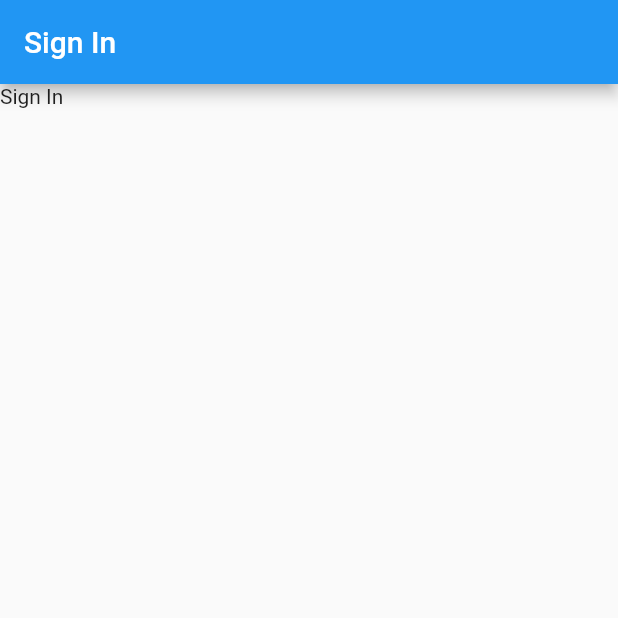
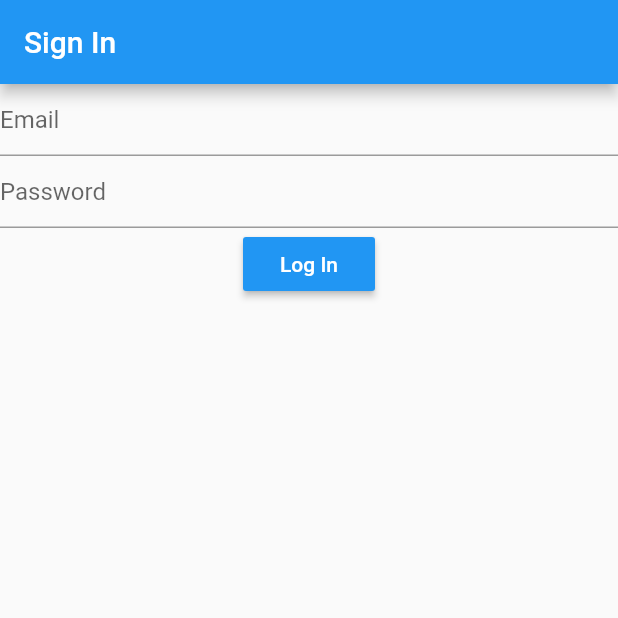
Before and after one commit to trevorpendarvis/unknownplaces, a Flutter app: the screen it shows after launch, on a phone screen of 412 x 824 dp, the top half of it. Run offline on Flutter 3.47's test engine with Material 2 defaults, Android fonts, the phone set to English and light mode, and no system bars.

```diff
--- a/lib/screens/signin_screen.dart
+++ b/lib/screens/signin_screen.dart
@@ -24,7 +24,37 @@ class SignInState extends State<SignInScreen> {
       appBar: AppBar(
         title: Text("Sign In"),
       ),
-      body: Text("Sign In"),
+      body: Form(
+        key: formKey,
+        child: Column(
+          children: [
+            TextFormField(
+              decoration: InputDecoration(hintText: 'Email'),
+              keyboardType: TextInputType.emailAddress,
+              autocorrect: false,
+              validator: con.validEmail,
+              onSaved: con.onSavedEmail,
+            ),
+            TextFormField(
+              decoration: InputDecoration(hintText: 'Password'),
+              autocorrect: false,
+              obscureText: true,
+              validator: con.validPassword,
+              onSaved: con.onSavedPassword,
+            ),
+            RaisedButton(
+              child: Text(
+                "Log In",
+                style: TextStyle(
+                  color: Colors.white,
+                ),
+              ),
+              onPressed: con.signIn,
+              color: Colors.blue,
+            ),
+          ],
+        ),
+      ),
     );
   }
 }
@@ -32,4 +62,40 @@ class SignInState extends State<SignInScreen> {
 class Controller {
   SignInState state;
   Controller(this.state);
+  String email;
+  String password;
+
+  void signIn() {
+    if (!state.formKey.currentState.validate()) {
+      return;
+    } else {
+      state.formKey.currentState.save();
+      print("Email: $email");
+      print("Password: $password");
+    }
+  }
+
+  String validEmail(String value) {
+    if (value.contains('@') && value.contains('.')) {
+      return null;
+    } else {
+      return 'Not a Valid email';
+    }
+  }
+
+  void onSavedEmail(String value) {
+    this.email = value;
+  }
+
+  String validPassword(String value) {
+    if (value.length >= 4) {
+      return null;
+    } else {
+      return 'Min char 4';
+    }
+  }
+
+  void onSavedPassword(String value) {
+    this.password = value;
+  }
 }
--- a/pubspec.yaml
+++ b/pubspec.yaml
@@ -23,6 +23,8 @@ environment:
 dependencies:
   flutter:
     sdk: flutter
+  firebase_core: ^0.4.5
+  firebase_auth: ^0.16.1
 
 
   # The following adds the Cupertino Icons font to your application.
```
Also changed, not shown: lib/screens/view/mydialog.dart (added, +31 -0 lines), pubspec.lock, 4 other files.
